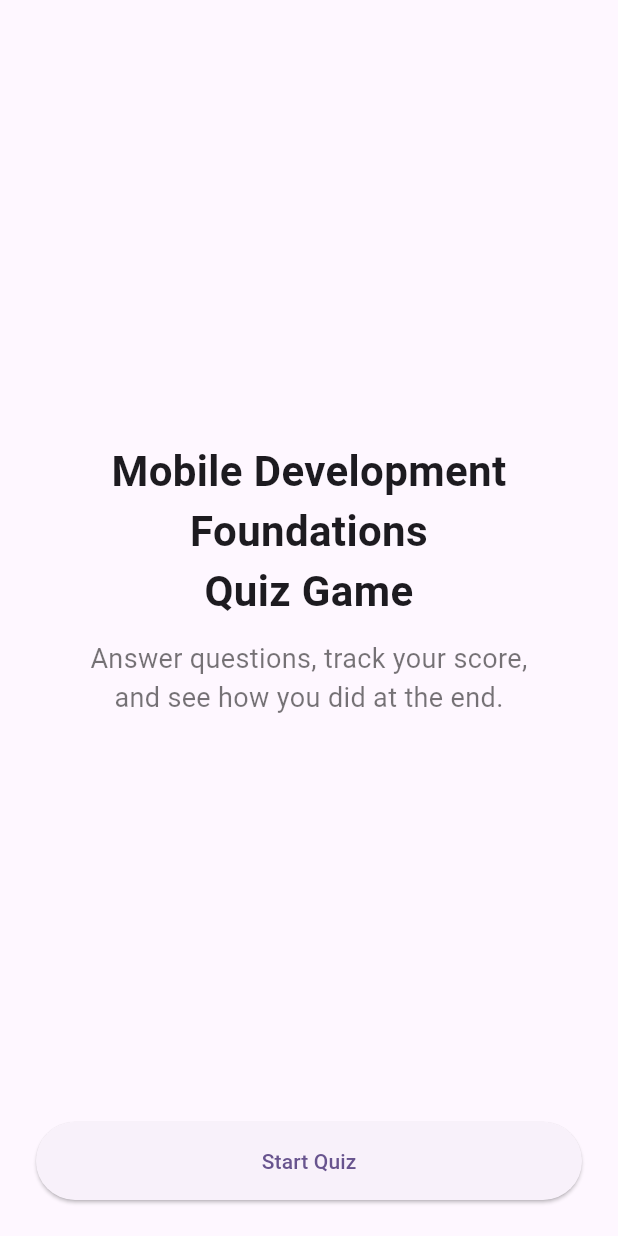
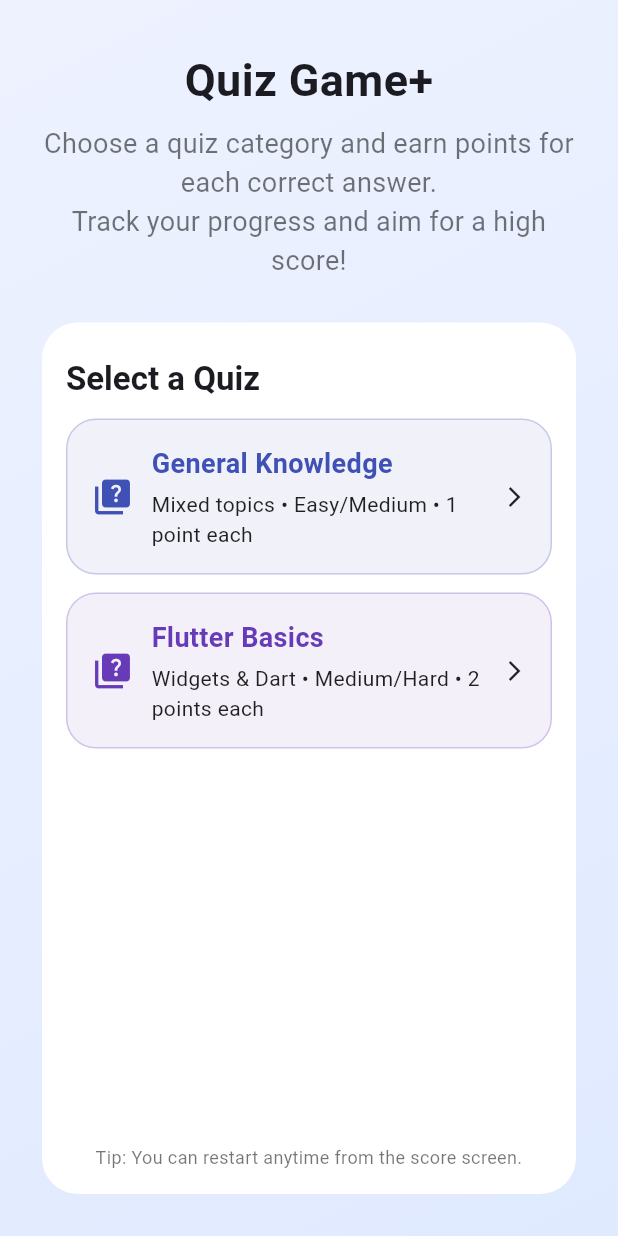
Before and after one commit to Krisko-2503/quiz-app, a Flutter app: the screen it shows after launch, on a phone screen of 412 x 824 dp. Run offline on Flutter 3.47's test engine with Material 3 defaults, Android fonts, the phone set to English and light mode, and no system bars.

Commit message:
This it the plus version of the app
This represents more features and a better UI

```diff
--- a/lib/data/questions.dart
+++ b/lib/data/questions.dart
@@ -1,37 +1,55 @@
-final List<Map<String, dynamic>> quizQuestions = [
+// Two quiz categories with different points per question.
+final Map<String, List<Map<String, dynamic>>> allQuizzes = {
+  'general': [
     {
-    "question": "What is Flutter?",
-    "answers": [
-      "A mobile SDK",
-      "A database",
-      "A server framework",
-      "An operating system"
-    ],
-    "correct": "A mobile SDK"
+      "question": "What is the capital of France?",
+      "answers": ["Paris", "Madrid", "Berlin", "Rome"],
+      "correct": "Paris",
+      "points": 1
     },
     {
-    "question": "Flutter layouts are composed of:",
-    "answers": [
-      "Widgets",
-      "Fragments",
-      "Activities",
-      "ViewControllers"
+      "question": "2 + 2 × 2 = ?",
+      "answers": ["6", "8", "4", "2"],
+      "correct": "6",
+      "points": 1
+    },
+    {
+      "question": "Which planet is known as the Red Planet?",
+      "answers": ["Mars", "Venus", "Jupiter", "Mercury"],
+      "correct": "Mars",
+      "points": 1
+    },
+    {
+      "question": "Which ocean is the largest?",
+      "answers": ["Pacific", "Atlantic", "Indian", "Arctic"],
+      "correct": "Pacific",
+      "points": 1
+    },
   ],
-    "correct": "Widgets"
+  'flutter': [
+    {
+      "question": "In Flutter, UI is built using:",
+      "answers": ["Widgets", "Fragments", "Activities", "ViewControllers"],
+      "correct": "Widgets",
+      "points": 2
     },
     {
       "question": "Which widget is immutable and does not hold state?",
       "answers": ["StatelessWidget", "StatefulWidget", "InheritedWidget", "ChangeNotifier"],
-    "correct": "StatelessWidget"
+      "correct": "StatelessWidget",
+      "points": 2
     },
     {
-    "question": "Which package helps with state management in this app?",
-    "answers": ["http", "provider", "path", "intl"],
-    "correct": "provider"
+      "question": "Which method in a State class is called once when the widget is inserted in the tree?",
+      "answers": ["initState", "build", "dispose", "didUpdateWidget"],
+      "correct": "initState",
+      "points": 2
     },
     {
-    "question": "Which class method triggers UI rebuilds for listeners?",
-    "answers": ["setState", "notifyListeners", "build", "initState"],
-    "correct": "notifyListeners"
+      "question": "Which package are we using for state management here?",
+      "answers": ["riverpod", "bloc", "provider", "get_it"],
+      "correct": "provider",
+      "points": 2
     },
-];
+  ],
+};
--- a/lib/main.dart
+++ b/lib/main.dart
@@ -18,10 +18,13 @@ class MyApp extends StatelessWidget {
   @override
   Widget build(BuildContext context) {
     return MaterialApp(
-      title: 'Quiz Game App',
+      title: 'Quiz Game+',
       theme: ThemeData(
-        colorScheme: ColorScheme.fromSeed(seedColor: Colors.deepPurple),
+        colorScheme: ColorScheme.fromSeed(seedColor: Colors.indigo),
         useMaterial3: true,
+        textTheme: const TextTheme(
+          titleLarge: TextStyle(fontWeight: FontWeight.bold),
+        ),
       ),
       home: const WelcomePage(),
       debugShowCheckedModeBanner: false,
--- a/lib/pages/question_page.dart
+++ b/lib/pages/question_page.dart
@@ -1,7 +1,6 @@
 import 'package:flutter/material.dart';
 import 'package:provider/provider.dart';
 import '../quiz_provider.dart';
-import '../data/questions.dart';
 import 'score_page.dart';
 
 class QuestionPage extends StatefulWidget {
@@ -12,20 +11,21 @@ class QuestionPage extends StatefulWidget {
 }
 
 class _QuestionPageState extends State<QuestionPage> {
-  final _formKey = GlobalKey<FormState>();
   String? selectedAnswer;
 
   @override
   Widget build(BuildContext context) {
-    final quiz = Provider.of<QuizProvider>(context);
-    final q = quizQuestions[quiz.currentIndex];
+    final quiz = context.watch<QuizProvider>();
+    final q = quiz.currentQuestion;
     final answers = List<String>.from(q["answers"]);
     final mq = MediaQuery.of(context);
     final width = mq.size.width;
     final questionSize = width < 360 ? 18.0 : 22.0;
     final optionSize = width < 360 ? 14.0 : 16.0;
+    final progress = (quiz.currentIndex + 1) / quiz.totalQuestions;
 
     Widget optionTile(String a) {
+      final selected = selectedAnswer == a;
       return Expanded(
         child: InkWell(
           onTap: () => setState(() => selectedAnswer = a),
@@ -33,11 +33,12 @@ class _QuestionPageState extends State<QuestionPage> {
             padding: const EdgeInsets.all(12),
             margin: const EdgeInsets.all(6),
             decoration: BoxDecoration(
+              color: selected ? Theme.of(context).colorScheme.primary.withOpacity(0.06) : Colors.white,
               border: Border.all(
-                color: selectedAnswer == a ? Theme.of(context).colorScheme.primary : Colors.grey.shade300,
-                width: selectedAnswer == a ? 2 : 1,
+                color: selected ? Theme.of(context).colorScheme.primary : Colors.grey.shade300,
+                width: selected ? 2 : 1,
               ),
-              borderRadius: BorderRadius.circular(12),
+              borderRadius: BorderRadius.circular(14),
             ),
             child: Row(
               children: [
@@ -56,7 +57,6 @@ class _QuestionPageState extends State<QuestionPage> {
     }
 
     List<Widget> buildGridOptions() {
-
       List<Widget> rows = [];
       for (int i = 0; i < answers.length; i += 2) {
         final left = optionTile(answers[i]);
@@ -66,21 +66,30 @@ class _QuestionPageState extends State<QuestionPage> {
       return rows;
     }
 
+    final quizTitle = quiz.selectedQuizKey == 'flutter' ? 'Flutter Basics' : 'General Knowledge';
+
     return Scaffold(
       appBar: AppBar(
-        title: Text('Question ${quiz.currentIndex + 1}/${quizQuestions.length}'),
+        title: Text("$quizTitle • Q${quiz.currentIndex + 1}/${quiz.totalQuestions}"),
       ),
       body: SafeArea(
         child: Padding(
           padding: const EdgeInsets.all(20),
-          child: Form(
-            key: _formKey,
           child: Column(
             crossAxisAlignment: CrossAxisAlignment.start,
             children: [
+              LinearProgressIndicator(value: progress),
+              const SizedBox(height: 12),
+              Row(
+                children: [
+                  Chip(label: Text("${q['points']} pts")),
+                  const SizedBox(width: 8),
+                  Chip(label: Text("Score: ${quiz.scorePoints}/${quiz.totalPoints}")),
+                ],
+              ),
+              const SizedBox(height: 10),
               Text(q["question"], style: TextStyle(fontSize: questionSize, fontWeight: FontWeight.w600)),
               const SizedBox(height: 16),
-
               ...buildGridOptions(),
               const Spacer(),
               SizedBox(
@@ -94,13 +103,10 @@ class _QuestionPageState extends State<QuestionPage> {
                       return;
                     }
 
-                      quiz.submitAnswer(selectedAnswer!, q["correct"]);
+                    quiz.submitAnswer(selectedAnswer!);
 
-                      if (quiz.currentIndex == quizQuestions.length - 1) {
-                        Navigator.pushReplacement(
-                          context,
-                          MaterialPageRoute(builder: (_) => const ScorePage()),
-                        );
+                    if (quiz.currentIndex == quiz.totalQuestions - 1) {
+                      Navigator.pushReplacement(context, MaterialPageRoute(builder: (_) => const ScorePage()));
                     } else {
                       quiz.nextQuestion();
                       setState(() => selectedAnswer = null);
@@ -116,7 +122,6 @@ class _QuestionPageState extends State<QuestionPage> {
           ),
         ),
       ),
-      ),
     );
   }
 }
--- a/lib/pages/score_page.dart
+++ b/lib/pages/score_page.dart
@@ -1,22 +1,23 @@
 import 'package:flutter/material.dart';
 import 'package:provider/provider.dart';
 import '../quiz_provider.dart';
-import '../data/questions.dart';
 import 'welcome_page.dart';
 
 class ScorePage extends StatelessWidget {
   const ScorePage({super.key});
 
-  String getMessage(int score, int total) {
-    if (score == total) return 'Excellent';
-    if (score >= (total * 0.6).round()) return 'Good';
-    return 'Try Again';
-    }
+  String getMessage(int points, int total) {
+    final ratio = points / total;
+    if (ratio == 1) return 'Perfect!';
+    if (ratio >= 0.75) return 'Excellent';
+    if (ratio >= 0.5) return 'Good';
+    return 'Keep Practicing';
+  }
 
   @override
   Widget build(BuildContext context) {
-    final quiz = Provider.of<QuizProvider>(context);
-    final total = quizQuestions.length;
+    final quiz = context.watch<QuizProvider>();
+    final total = quiz.totalPoints;
 
     return Scaffold(
       body: SafeArea(
@@ -26,11 +27,13 @@ class ScorePage extends StatelessWidget {
             child: Column(
               mainAxisSize: MainAxisSize.min,
               children: [
-                Text('Your Score', style: Theme.of(context).textTheme.titleLarge),
+                Text('Your Result', style: Theme.of(context).textTheme.titleLarge),
                 const SizedBox(height: 10),
-                Text('${quiz.score} / $total', style: const TextStyle(fontSize: 36, fontWeight: FontWeight.bold)),
+                Text("${quiz.scorePoints} / $total pts", style: const TextStyle(fontSize: 36, fontWeight: FontWeight.bold)),
+                const SizedBox(height: 6),
+                Text("${quiz.correctCount} correct out of ${quiz.totalQuestions}", style: const TextStyle(fontSize: 16)),
                 const SizedBox(height: 10),
-                Text(getMessage(quiz.score, total), style: const TextStyle(fontSize: 22)),
+                Text(getMessage(quiz.scorePoints, total), style: const TextStyle(fontSize: 22)),
                 const SizedBox(height: 28),
                 Row(
                   mainAxisAlignment: MainAxisAlignment.center,
@@ -46,7 +49,7 @@ class ScorePage extends StatelessWidget {
                       },
                       child: const Padding(
                         padding: EdgeInsets.symmetric(vertical: 12.0, horizontal: 16),
-                        child: Text('Restart Quiz'),
+                        child: Text('Back to Menu'),
                       ),
                     ),
                   ],
--- a/lib/pages/welcome_page.dart
+++ b/lib/pages/welcome_page.dart
@@ -1,4 +1,6 @@
 import 'package:flutter/material.dart';
+import 'package:provider/provider.dart';
+import '../quiz_provider.dart';
 import 'question_page.dart';
 
 class WelcomePage extends StatelessWidget {
@@ -7,47 +9,114 @@ class WelcomePage extends StatelessWidget {
   @override
   Widget build(BuildContext context) {
     final width = MediaQuery.of(context).size.width;
-    final titleSize = width < 360 ? 20.0 : 28.0;
+    final titleSize = width < 360 ? 22.0 : 30.0;
     final subtitleSize = width < 360 ? 14.0 : 18.0;
 
+    Widget categoryButton({
+      required String title,
+      required String subtitle,
+      required Color color,
+      required VoidCallback onTap,
+    }) {
+      return InkWell(
+        onTap: onTap,
+        child: Container(
+          padding: const EdgeInsets.all(16),
+          decoration: BoxDecoration(
+            color: color.withOpacity(0.08),
+            border: Border.all(color: color.withOpacity(0.25)),
+            borderRadius: BorderRadius.circular(20),
+          ),
+          child: Row(
+            children: [
+              Icon(Icons.quiz, color: color, size: 28),
+              const SizedBox(width: 12),
+              Expanded(
+                child: Column(
+                  crossAxisAlignment: CrossAxisAlignment.start,
+                  children: [
+                    Text(title, style: TextStyle(fontSize: 18, fontWeight: FontWeight.w600, color: color)),
+                    const SizedBox(height: 4),
+                    Text(subtitle, style: const TextStyle(fontSize: 14, color: Colors.black87)),
+                  ],
+                ),
+              ),
+              const Icon(Icons.arrow_forward_ios, size: 16),
+            ],
+          ),
+        ),
+      );
+    }
+
     return Scaffold(
-      body: SafeArea(
+      body: Container(
+        decoration: const BoxDecoration(
+          gradient: LinearGradient(
+            begin: Alignment.topLeft,
+            end: Alignment.bottomRight,
+            colors: [Color(0xFFEEF2FF), Color(0xFFE0EAFF)],
+          ),
+        ),
+        child: SafeArea(
           child: Padding(
             padding: const EdgeInsets.all(24.0),
             child: Column(
-            crossAxisAlignment: CrossAxisAlignment.center,
+              crossAxisAlignment: CrossAxisAlignment.stretch,
               children: [
-              const Spacer(),
+                const SizedBox(height: 8),
                 Text(
-                'Mobile Development Foundations\nQuiz Game',
+                  'Quiz Game+',
                   textAlign: TextAlign.center,
-                style: TextStyle(
-                  fontSize: titleSize,
-                  fontWeight: FontWeight.bold,
+                  style: TextStyle(fontSize: titleSize, fontWeight: FontWeight.bold),
                 ),
+                const SizedBox(height: 8),
+                Text(
+                  'Choose a quiz category and earn points for each correct answer.\nTrack your progress and aim for a high score!',
+                  textAlign: TextAlign.center,
+                  style: TextStyle(fontSize: subtitleSize, color: Colors.black54),
+                ),
+                const SizedBox(height: 24),
+                Expanded(
+                  child: Card(
+                    elevation: 0,
+                    color: Colors.white,
+                    shadowColor: Colors.transparent,
+                    shape: RoundedRectangleBorder(borderRadius: BorderRadius.circular(24)),
+                    child: Padding(
+                      padding: const EdgeInsets.all(16.0),
+                      child: Column(
+                        crossAxisAlignment: CrossAxisAlignment.stretch,
+                        children: [
+                          const SizedBox(height: 8),
+                          Text('Select a Quiz', style: Theme.of(context).textTheme.titleLarge),
+                          const SizedBox(height: 12),
+                          categoryButton(
+                            title: 'General Knowledge',
+                            subtitle: 'Mixed topics • Easy/Medium • 1 point each',
+                            color: Colors.indigo,
+                            onTap: () {
+                              context.read<QuizProvider>().selectQuiz('general');
+                              Navigator.push(context, MaterialPageRoute(builder: (_) => const QuestionPage()));
+                            },
                           ),
                           const SizedBox(height: 12),
-              Text(
-                'Answer questions, track your score,\nand see how you did at the end.',
-                textAlign: TextAlign.center,
-                style: TextStyle(
-                  fontSize: subtitleSize,
-                  color: Colors.black54,
-                ),
+                          categoryButton(
+                            title: 'Flutter Basics',
+                            subtitle: 'Widgets & Dart • Medium/Hard • 2 points each',
+                            color: Colors.deepPurple,
+                            onTap: () {
+                              context.read<QuizProvider>().selectQuiz('flutter');
+                              Navigator.push(context, MaterialPageRoute(builder: (_) => const QuestionPage()));
+                            },
                           ),
                           const Spacer(),
-              SizedBox(
-                width: double.infinity,
-                child: ElevatedButton(
-                  onPressed: () {
-                    Navigator.push(
-                      context,
-                      MaterialPageRoute(builder: (_) => const QuestionPage()),
-                    );
-                  },
-                  child: const Padding(
-                    padding: EdgeInsets.symmetric(vertical: 16.0),
-                    child: Text('Start Quiz'),
+                          const Text(
+                            'Tip: You can restart anytime from the score screen.',
+                            textAlign: TextAlign.center,
+                            style: TextStyle(color: Colors.black54, fontSize: 12),
+                          ),
+                        ],
+                      ),
                     ),
                   ),
                 ),
@@ -55,6 +124,7 @@ class WelcomePage extends StatelessWidget {
             ),
           ),
         ),
+      ),
     );
   }
 }
--- a/lib/quiz_provider.dart
+++ b/lib/quiz_provider.dart
@@ -1,12 +1,34 @@
 import 'package:flutter/material.dart';
+import 'data/questions.dart';
 
 class QuizProvider extends ChangeNotifier {
+  String? selectedQuizKey;
   int currentIndex = 0;
-  int score = 0;
+  int scorePoints = 0;
+  int correctCount = 0;
 
-  void submitAnswer(String selected, String correct) {
+  List<Map<String, dynamic>> _activeQuestions = [];
+
+  List<Map<String, dynamic>> get activeQuestions => _activeQuestions;
+  Map<String, dynamic> get currentQuestion => _activeQuestions[currentIndex];
+  int get totalQuestions => _activeQuestions.length;
+  int get totalPoints => _activeQuestions.fold(0, (sum, q) => sum + (q['points'] as int));
+
+  void selectQuiz(String key) {
+    selectedQuizKey = key;
+    _activeQuestions = List<Map<String, dynamic>>.from(allQuizzes[key] ?? []);
+    currentIndex = 0;
+    scorePoints = 0;
+    correctCount = 0;
+    notifyListeners();
+  }
+
+  void submitAnswer(String selected) {
+    final q = currentQuestion;
+    final correct = q['correct'] as String;
     if (selected == correct) {
-      score++;
+      correctCount += 1;
+      scorePoints += (q['points'] as int);
     }
     notifyListeners();
   }
@@ -18,7 +40,8 @@ class QuizProvider extends ChangeNotifier {
 
   void restart() {
     currentIndex = 0;
-    score = 0;
+    scorePoints = 0;
+    correctCount = 0;
     notifyListeners();
   }
 }
--- a/pubspec.yaml
+++ b/pubspec.yaml
@@ -1,8 +1,8 @@
-name: quiz_game_app
-description: A simple multiple-choice quiz app built with Flutter and Provider.
+name: quiz_game_app_plus
+description: A multiple-choice quiz app with categories, points, and improved UI.
 publish_to: "none"
 
-version: 1.0.0+1
+version: 1.1.0+1
 
 environment:
   sdk: ">=3.3.0 <4.0.0"
```
Also changed, not shown: 2 other files. Lines whose indentation alone changed are shown as unchanged.
